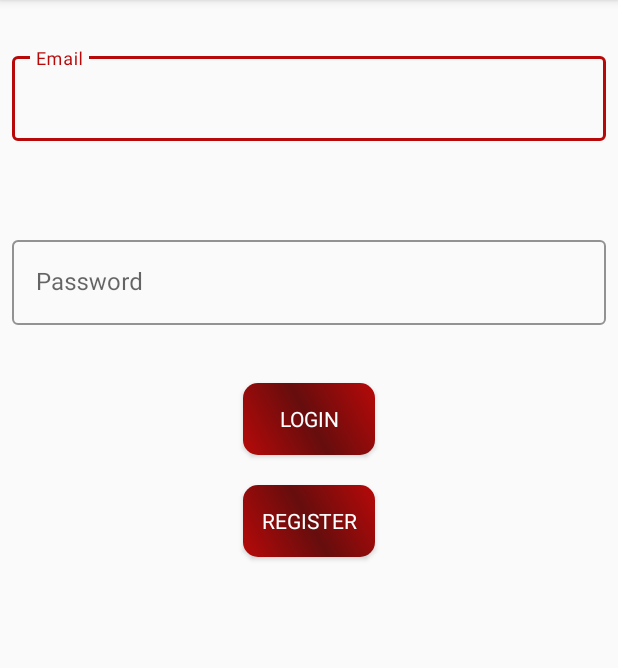
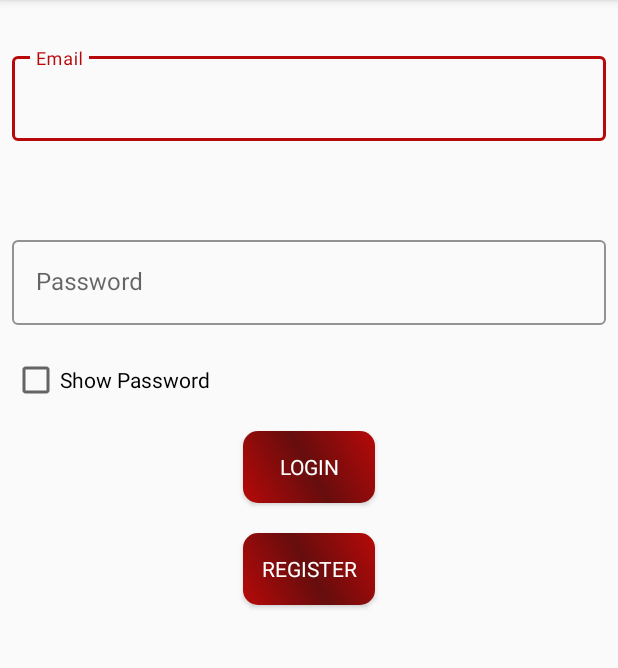
Before and after one commit to AlessandroAgneti/DEPAndroid, an Android app: the screen it shows after launch (MainActivity), on a phone screen of 412 x 824 dp, the part 84-752 px from its top. Run offline under Robolectric (Android 15) with nearby library versions, the phone set to English and light mode, and no system bars.

Commit message:
Add code Java

```diff
--- a/app/src/main/java/com/example/depeat/MainActivity.java
+++ b/app/src/main/java/com/example/depeat/MainActivity.java
@@ -1,17 +1,74 @@
 package com.example.depeat;
 
+import android.content.Intent;
 import android.support.v7.app.AppCompatActivity;
 import android.os.Bundle;
+import android.text.method.HideReturnsTransformationMethod;
+import android.text.method.PasswordTransformationMethod;
+import android.util.Log;
+import android.view.View;
+import android.widget.Button;
+import android.widget.CheckBox;
+import android.widget.CompoundButton;
 import android.widget.EditText;
+import android.widget.Toast;
 
 public class MainActivity extends AppCompatActivity {
 
     private EditText edtPassword, edtemail;
-
+    private Button loginBtn, registerBtn;
+    private CheckBox checkbox;
+    private final static int MIN_DIMENSION_PASSWORD = 6;
+    private String email;
+    private String password;
 
     @Override
     protected void onCreate(Bundle savedInstanceState) {
         super.onCreate(savedInstanceState);
         setContentView(R.layout.activity_main);
+        edtPassword = findViewById(R.id.id_text_password);
+        edtemail = findViewById(R.id.id_text_email);
+        loginBtn = findViewById(R.id.id_login);
+        registerBtn = findViewById(R.id.id_register);
+        checkbox = findViewById(R.id.visualizzaPass);
+
+        checkbox.setOnCheckedChangeListener(new CompoundButton.OnCheckedChangeListener() {
+            @Override
+            public void onCheckedChanged(CompoundButton buttonView, boolean isChecked) {
+                if(!isChecked){
+                    //show password
+                    edtPassword.setTransformationMethod(PasswordTransformationMethod.getInstance());
+
+                }else{
+                    //Hide password
+                    edtPassword.setTransformationMethod(HideReturnsTransformationMethod.getInstance());
+
+                }
+            }
+        });
+
+        loginBtn.setOnClickListener(new View.OnClickListener() {
+            @Override
+            public void onClick(View v) {
+                email = edtemail.getText().toString();
+                password = edtPassword.getText().toString();
+
+                boolean b = Utilities.Controll(MainActivity.this, email, password, MIN_DIMENSION_PASSWORD);
+                if(b){
+                    Utilities.showToast(MainActivity.this, R.string.operation_success);
+                }else{
+                    Utilities.showToast(MainActivity.this, R.string.operation_fail);
+                }
+            }
+        });
+
+
+
+
+
+
+
     }
+
+
 }
--- a/app/src/main/res/layout/activity_main.xml
+++ b/app/src/main/res/layout/activity_main.xml
@@ -6,7 +6,6 @@
     android:layout_height="match_parent"
     android:orientation="vertical"
     tools:context=".MainActivity">
-
 
 
     <android.support.design.widget.TextInputLayout
@@ -25,6 +24,7 @@
             android:id="@+id/id_text_email"
             android:layout_width="match_parent"
             android:layout_height="wrap_content"
+            android:inputType="textEmailAddress"
             android:hint="@string/email" />
     </android.support.design.widget.TextInputLayout>
 
@@ -43,39 +43,45 @@
         <android.support.design.widget.TextInputEditText
             android:id="@+id/id_text_password"
             android:layout_width="match_parent"
+            android:inputType="textPassword"
             android:layout_height="wrap_content"
             android:hint="@string/password" />
+
+        <CheckBox
+            android:id="@+id/visualizzaPass"
+            android:layout_width="match_parent"
+            android:layout_height="wrap_content"
+            android:text="@string/show_password" />
+
+
     </android.support.design.widget.TextInputLayout>
 
     <LinearLayout
         android:layout_width="match_parent"
         android:layout_height="match_parent"
-            android:orientation="vertical"
-            >
+        android:orientation="vertical">
 
         <Button
             android:id="@+id/id_login"
-                android:fontFamily="medium"
-                android:text="@string/login"
             android:layout_width="wrap_content"
             android:layout_height="wrap_content"
             android:layout_gravity="center"
+            android:layout_margin="10dp"
             android:background="@drawable/button"
-                android:textColor="@color/colorWhite"
-                android:layout_margin="10dp"
-                />
+            android:fontFamily="medium"
+            android:text="@string/login"
+            android:textColor="@color/colorWhite" />
 
         <Button
             android:id="@+id/id_register"
-                android:fontFamily="medium"
             android:layout_width="wrap_content"
-                android:textColor="@color/colorWhite"
             android:layout_height="wrap_content"
             android:layout_gravity="center"
             android:layout_margin="10dp"
+            android:background="@drawable/button"
+            android:fontFamily="medium"
             android:text="@string/register"
-                android:background="@drawable/button"
-                />
+            android:textColor="@color/colorWhite" />
     </LinearLayout>
 
 </LinearLayout>
--- a/app/src/main/res/values/strings.xml
+++ b/app/src/main/res/values/strings.xml
@@ -4,4 +4,10 @@
     <string name="password">Password</string>
     <string name="email">Email</string>
     <string name="register">Register</string>
+    <string name="error_dimension_pass">Password must be more than six character!</string>
+    <string name="email_failed">Email Failed</string>
+    <string name="show_password">Show Password</string>
+    <string name="operation_success">success</string>
+    <string name="operation_fail">failed</string>
+
 </resources>
```
Also changed, not shown: app/src/main/java/com/example/depeat/Utilities.java (added, +48 -0 lines). Lines whose indentation alone changed are shown as unchanged.
